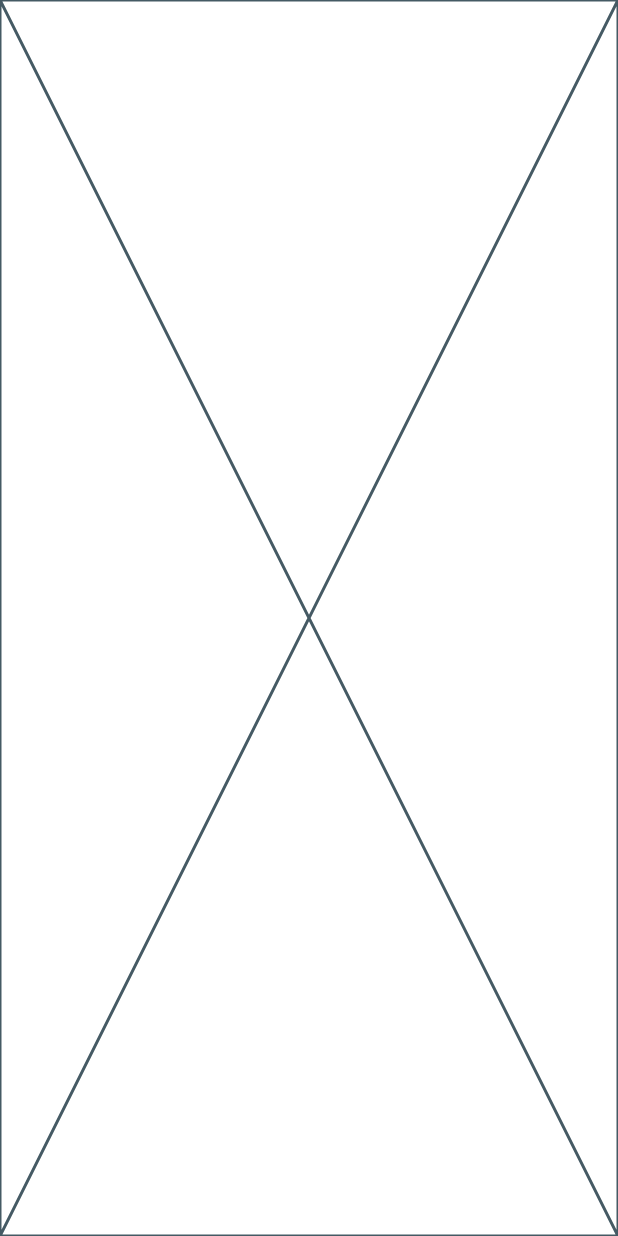
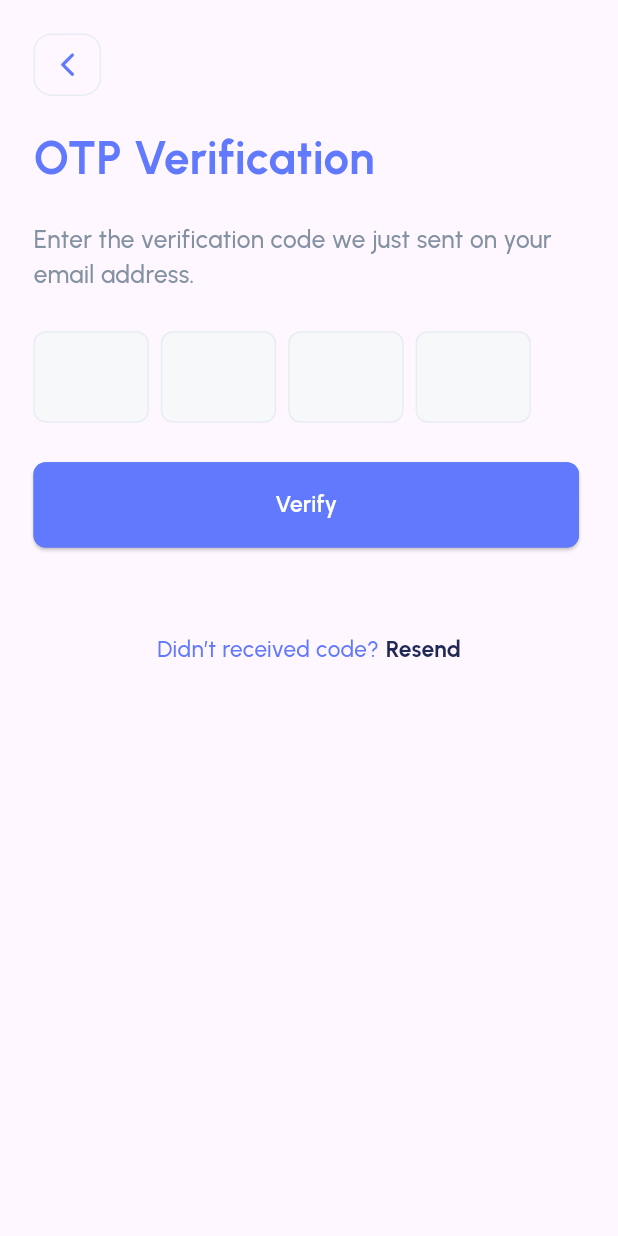
Before and after one commit to Salah248/finance_app, a Flutter app: the ForgotPasswordScreen screen opened by its route, after a tap on "Send Code", on a phone screen of 412 x 824 dp. Run offline on Flutter 3.47's test engine with Material 3 defaults, Android fonts, the phone set to English and light mode, and no system bars; drawn by our look-alikes of pinput; our stand-ins replace flutter_screenutil, flutter_svg, go_router.

Commit message:
Enhance UI components: add new size constants, update secondary color naming, and implement CustomOtpField widget for OTP verification screen

```diff
--- a/lib/resources/app_size.dart
+++ b/lib/resources/app_size.dart
@@ -16,6 +16,8 @@ class AppSize {
   static const double s41 = 41;
   static const double s48 = 48;
   static const double s56 = 56;
+  static const double s60 = 60;
+  static const double s70 = 70;
   static const double s95 = 95;
   static const double s100 = 100;
   static const double s101 = 101;
--- a/lib/resources/color_manager.dart
+++ b/lib/resources/color_manager.dart
@@ -3,7 +3,7 @@ import 'package:flutter/material.dart';
 class ColorManager {
   static const Color primary = Color(0xFF617AFD);
   static const Color secondary = Color(0xFF303A6E);
-  static const Color secondary2 = Color(0xFF202955);
+  static const Color secondary2Primary = Color(0xFF202955);
   static const Color gray = Color(0xFF8391A1);
   static const Color white = Color(0xFFFFFFFF);
   static const Color darkGray = Color(0xFF6A707C);
--- a/lib/ui/screen/forgot_password_screen.dart
+++ b/lib/ui/screen/forgot_password_screen.dart
@@ -2,8 +2,8 @@ import 'package:finance_app/resources/app_size.dart';
 import 'package:finance_app/resources/route_manager.dart';
 import 'package:finance_app/ui/widgets/build_custom_elevated_button.dart';
 import 'package:finance_app/ui/widgets/custom_app_bar.dart';
-import 'package:finance_app/ui/widgets/custom_arrow_back_button.dart';
 import 'package:finance_app/ui/widgets/custom_text_form_field.dart';
+import 'package:finance_app/ui/widgets/custom_text_rich.dart';
 import 'package:flutter/material.dart';
 import 'package:flutter_screenutil/flutter_screenutil.dart';
 import 'package:go_router/go_router.dart';
@@ -22,8 +22,8 @@ class _ForgotPasswordScreenState extends State<ForgotPasswordScreen> {
       body: Padding(
         padding: EdgeInsets.all(AppSize.s22.r),
         child: Column(
+          crossAxisAlignment: CrossAxisAlignment.start,
           children: [
-            SizedBox(height: AppSize.s15.r),
             const CustomAppBar(
               title: 'Forgot Password?',
               isSupTitle: true,
@@ -37,6 +37,12 @@ class _ForgotPasswordScreenState extends State<ForgotPasswordScreen> {
               title: 'Send Code',
               onPressed: () => context.push(Routes.otpVerifcationRoute),
             ),
+            SizedBox(height: AppSize.s56.r),
+            CustomTextRow(
+              data: 'Remember Password?',
+              text: 'Login',
+              onPressed: () => context.push(Routes.loginRoute),
+            ),
           ],
         ),
       ),
--- a/lib/ui/screen/login_screen.dart
+++ b/lib/ui/screen/login_screen.dart
@@ -31,7 +31,6 @@ class _LoginScreenState extends State<LoginScreen> {
           child: Column(
             crossAxisAlignment: CrossAxisAlignment.start,
             children: [
-              SizedBox(height: AppSize.s20.h),
               const CustomAppBar(
                 title: 'Welcome back!\nAgain!',
                 isSupTitle: false,
--- a/lib/ui/screen/otp_verifcation_screen.dart
+++ b/lib/ui/screen/otp_verifcation_screen.dart
@@ -1,4 +1,12 @@
+import 'package:finance_app/resources/app_size.dart';
+import 'package:finance_app/resources/route_manager.dart';
+import 'package:finance_app/ui/widgets/build_custom_elevated_button.dart';
+import 'package:finance_app/ui/widgets/custom_app_bar.dart';
+import 'package:finance_app/ui/widgets/custom_otp_field.dart';
+import 'package:finance_app/ui/widgets/custom_text_rich.dart';
 import 'package:flutter/material.dart';
+import 'package:flutter_screenutil/flutter_screenutil.dart';
+import 'package:go_router/go_router.dart';
 
 class OtpVerifcationScreen extends StatefulWidget {
   const OtpVerifcationScreen({super.key});
@@ -10,6 +18,34 @@ class OtpVerifcationScreen extends StatefulWidget {
 class _OtpVerifcationScreenState extends State<OtpVerifcationScreen> {
   @override
   Widget build(BuildContext context) {
-    return const Placeholder();
+    return Scaffold(
+      body: Padding(
+        padding: EdgeInsets.all(AppSize.s22.r),
+        child: Column(
+          crossAxisAlignment: CrossAxisAlignment.start,
+          children: [
+            const CustomAppBar(
+              title: 'OTP Verification',
+              isSupTitle: true,
+              supTitle:
+                  'Enter the verification code we just sent on your email address.',
+            ),
+            SizedBox(height: AppSize.s26.r),
+            CustomOtpField(),
+            SizedBox(height: AppSize.s26.r),
+            CustomElevatedButton(
+              title: 'Verify',
+              onPressed: () => context.push(Routes.createNewPasswordRoute),
+            ),
+            SizedBox(height: AppSize.s56.r),
+            CustomTextRow(
+              data: 'Didn’t received code?',
+              text: 'Resend',
+              onPressed: () {},
+            ),
+          ],
+        ),
+      ),
+    );
   }
 }
--- a/lib/ui/screen/register_screen.dart
+++ b/lib/ui/screen/register_screen.dart
@@ -26,7 +26,6 @@ class _RegisterScreenState extends State<RegisterScreen> {
           child: Column(
             crossAxisAlignment: CrossAxisAlignment.start,
             children: [
-              SizedBox(height: AppSize.s20.h),
               const CustomAppBar(
                 title: 'Hello! Register to get\nstarted',
                 isSupTitle: false,
--- /dev/null
+++ b/lib/ui/widgets/custom_otp_field.dart
@@ -0,0 +1,40 @@
+import 'package:finance_app/resources/app_size.dart';
+import 'package:finance_app/resources/color_manager.dart';
+import 'package:finance_app/resources/font_manager.dart';
+import 'package:finance_app/resources/style_manager.dart';
+import 'package:flutter/material.dart';
+import 'package:flutter_screenutil/flutter_screenutil.dart';
+import 'package:pinput/pinput.dart';
+
+class CustomOtpField extends StatelessWidget {
+  CustomOtpField({super.key, this.controller});
+  final TextEditingController? controller;
+  @override
+  Widget build(BuildContext context) {
+    return Pinput(
+      length: 4,
+      defaultPinTheme: defaultPinTheme,
+      focusedPinTheme: defaultPinTheme.copyWith(
+        decoration: BoxDecoration(
+          border: Border.all(color: ColorManager.secondary2Primary),
+          borderRadius: BorderRadius.circular(RaduisSize.r8),
+        ),
+      ),
+      controller: controller,
+    );
+  }
+
+  final PinTheme defaultPinTheme = PinTheme(
+    width: AppSize.s70.w,
+    height: AppSize.s60.h,
+    textStyle: StyleManager.urbanistBold.copyWith(
+      fontSize: FontSize.fs22,
+      color: ColorManager.primary,
+    ),
+    decoration: BoxDecoration(
+      border: Border.all(color: const Color(0xffE8ECF4)),
+      borderRadius: BorderRadius.circular(RaduisSize.r8),
+      color: const Color(0xffF7F8F9),
+    ),
+  );
+}
--- a/lib/ui/widgets/custom_text_button.dart
+++ b/lib/ui/widgets/custom_text_button.dart
@@ -11,13 +11,17 @@ class CustomTextButton extends StatelessWidget {
   @override
   Widget build(BuildContext context) {
     return TextButton(
-      style: TextButton.styleFrom(padding: const EdgeInsets.all(0)),
+      style: TextButton.styleFrom(
+        padding: const EdgeInsets.all(0),
+        minimumSize: Size.zero,
+        tapTargetSize: MaterialTapTargetSize.shrinkWrap,
+      ),
       onPressed: onPressed,
       child: Text(
         text,
         style: StyleManager.urbanistBold.copyWith(
           fontSize: FontSize.fs15.sp,
-          color: ColorManager.secondary2,
+          color: ColorManager.secondary2Primary,
         ),
       ),
     );
--- a/pubspec.yaml
+++ b/pubspec.yaml
@@ -34,6 +34,7 @@ dependencies:
   flutter_screenutil: ^5.9.3
   flutter_svg: ^2.2.0
   go_router: ^16.0.0
+  pinput: ^5.0.1
 
 dev_dependencies:
   flutter_lints: ^5.0.0
```
Also changed, not shown: pubspec.lock.
